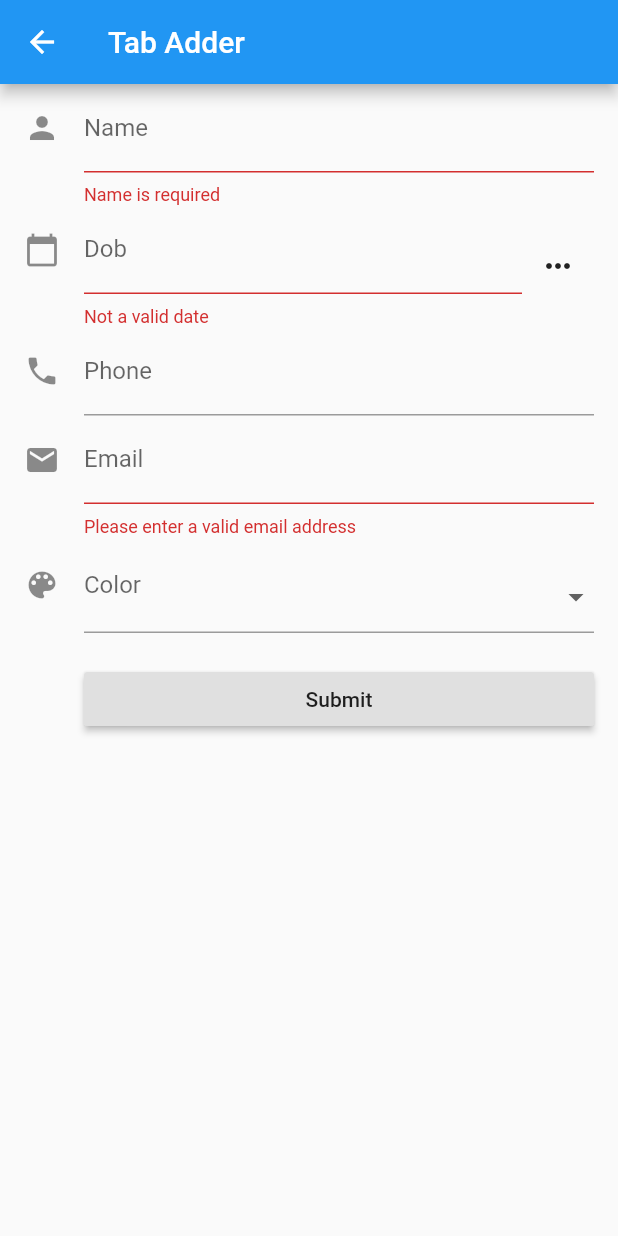
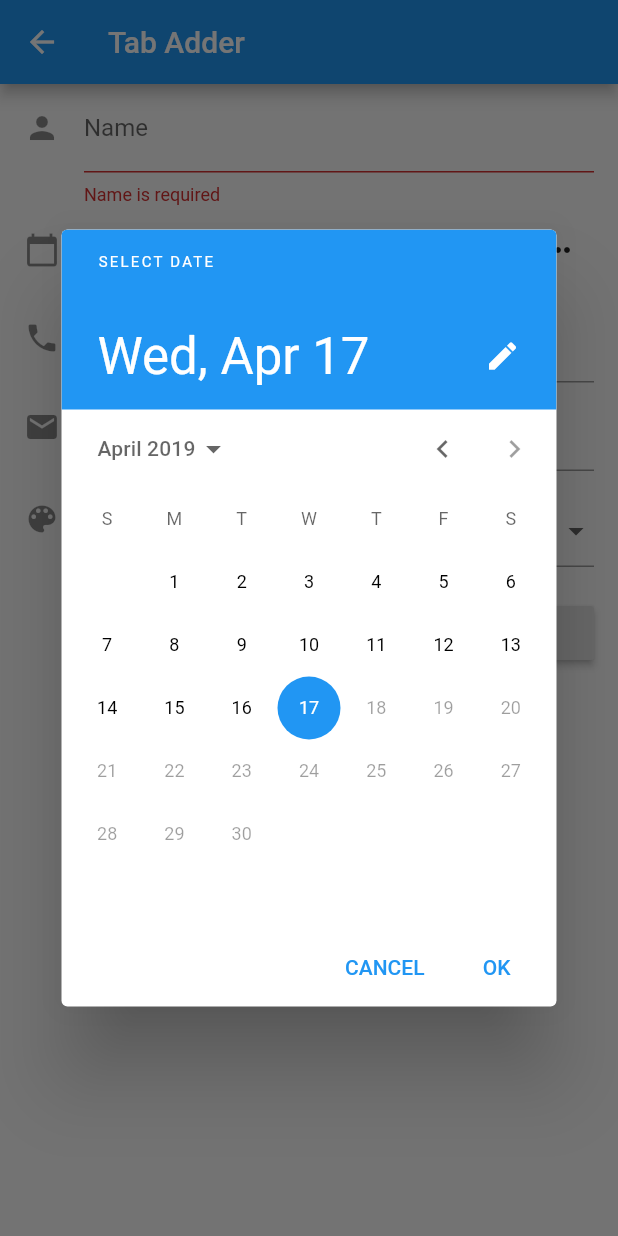
Before and after one commit to yuky2020/Guitartab-, a Flutter app: the AddPage screen opened by its route, after a tap on the "keyboard control" icon, on a phone screen of 412 x 824 dp. Run offline on Flutter 3.47's test engine with Material 2 defaults, Android fonts, the phone set to English and light mode, and no system bars.

```diff
--- a/lib/AddPage.dart
+++ b/lib/AddPage.dart
@@ -2,6 +2,7 @@
 import 'dart:core';
 import 'dart:core';
 
+import 'package:intl/intl.dart';
 import 'package:flutter/material.dart';
 import 'package:flutter/services.dart';
 import 'package:flutter/widgets.dart';
@@ -59,7 +60,7 @@ class _AddPageState extends State<AddPage> {
             controller: _controller,
             keyboardType: TextInputType.datetime,
             validator: (val) =>
-                isValidDob(val) ? null : 'Not a valid date',
+                true ? null : 'Not a valid date',
             onSaved: (val) => newContact.dob = convertToDate(val),
           )),
           new IconButton(
@@ -81,7 +82,7 @@ class _AddPageState extends State<AddPage> {
             new WhitelistingTextInputFormatter(
                 new RegExp(r'^[()\d -]{1,15}$')),
           ],
-          validator: (value) => isValidPhoneNumber(value)
+          validator: (value) => true
               ? null
               : 'Phone number must be entered as (###)###-####',
           onSaved: (val) => newContact.phone = val,
@@ -93,7 +94,7 @@ class _AddPageState extends State<AddPage> {
             labelText: 'Email',
           ),
           keyboardType: TextInputType.emailAddress,
-          validator: (value) => isValidEmail(value)
+          validator: (value) => true
               ? null
               : 'Please enter a valid email address',
           onSaved: (val) => newContact.email = val,
@@ -194,7 +195,33 @@ void _submitForm() {
   }
 
 
-}
 
-isValidPhoneNumber(String value) {
-}
+
+final TextEditingController _controller = new TextEditingController();
+  Future _chooseDate(BuildContext context, String initialDateString) async {
+    var now = new DateTime.now();
+    var initialDate = convertToDate(initialDateString) ?? now;
+    initialDate = (initialDate.year >= 1900 && initialDate.isBefore(now) ? initialDate : now);
+
+    var result = await showDatePicker(
+        context: context,
+        initialDate: initialDate,
+        firstDate: new DateTime(1900),
+        lastDate: new DateTime.now());
+
+    if (result == null) return;
+
+    setState(() {
+      _controller.text = new DateFormat.yMd().format(result);
+    });
+  }
+
+  DateTime convertToDate(String input) {
+    try
+    {
+      var d = new DateFormat.yMd().parseStrict(input);
+      return d;
+    } catch (e) {
+      return null;
+    }
+  }}
--- a/lib/dd.dart
+++ b/lib/dd.dart
@@ -1,7 +1,10 @@
 import 'package:http/http.dart' as http;
 import 'dart:async';
 import 'dart:convert';
+
 import 'Tab.dart';
+import 'package:intl/intl.dart';
+
 
 import 'AddPage.dart';
 
--- a/pubspec.yaml
+++ b/pubspec.yaml
@@ -17,8 +17,10 @@ environment:
   sdk: ">=2.1.0 <3.0.0"
 
 dependencies:
+  intl: ^0.15.8
+  url_launcher:
 
-  url_launcher:
+
   http: ^0.12.0+2
   flutter:
     sdk: flutter
```
